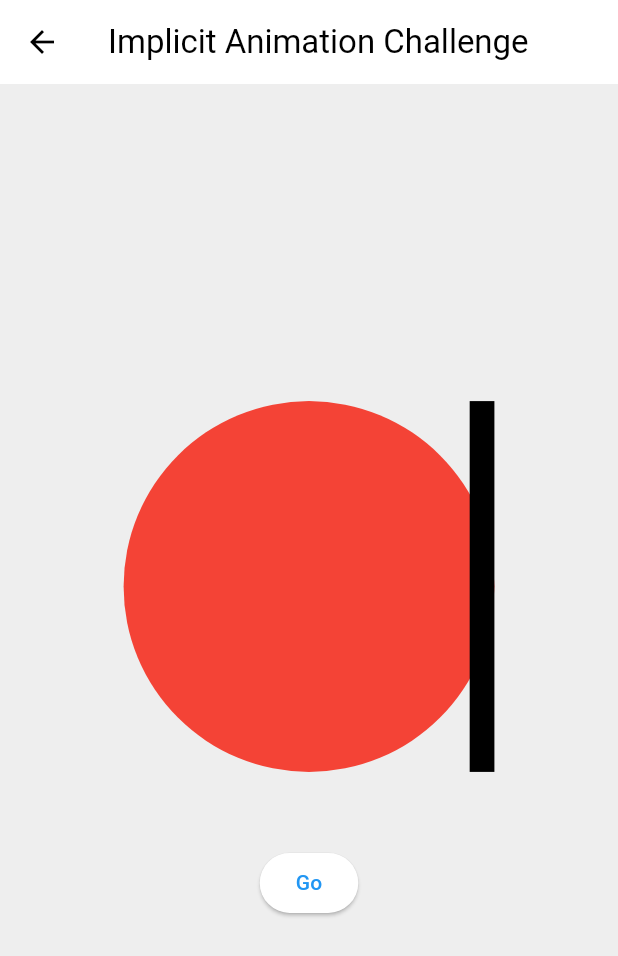
After one commit to James1412/Flutter_Animation_Masterclass, a Flutter app: the screen it shows after launch, after a tap on "Implicit Animations Challenge", on a phone screen of 412 x 824 dp. The commit adds this screen. Shown: the top 956 px of the screen. Run offline on Flutter 3.47's test engine with Material 3 defaults, Android fonts, the phone set to English and light mode, and no system bars.

Commit message:
implicit animation challenge

```diff
--- /dev/null
+++ b/lib/screens/implicit_animation_challenge_screen.dart
@@ -0,0 +1,63 @@
+import 'package:flutter/material.dart';
+
+class ImplicitAnimationChallengeScreen extends StatefulWidget {
+  const ImplicitAnimationChallengeScreen({super.key});
+
+  @override
+  State<ImplicitAnimationChallengeScreen> createState() =>
+      _ImplicitAnimationChallengeScreenState();
+}
+
+class _ImplicitAnimationChallengeScreenState
+    extends State<ImplicitAnimationChallengeScreen> {
+  bool reachedEnd = false;
+
+  @override
+  Widget build(BuildContext context) {
+    final size = MediaQuery.of(context).size;
+    return Scaffold(
+      appBar: AppBar(
+        title: const Text("Implicit Animation Challenge"),
+      ),
+      body: Container(
+        color: reachedEnd ? Colors.black : Colors.grey.shade200,
+        child: Column(
+          mainAxisAlignment: MainAxisAlignment.center,
+          children: [
+            Center(
+              child: Container(
+                width: size.width * 0.6,
+                height: size.width * 0.6,
+                decoration: BoxDecoration(
+                  color: Colors.red,
+                  borderRadius: BorderRadius.circular(reachedEnd ? 0 : 150),
+                ),
+                child: AnimatedAlign(
+                  duration: const Duration(seconds: 1),
+                  alignment:
+                      reachedEnd ? Alignment.centerLeft : Alignment.centerRight,
+                  child: Container(
+                    width: size.width * 0.04,
+                    height: size.width * 0.6,
+                    color: reachedEnd ? Colors.white : Colors.black,
+                  ),
+                ),
+              ),
+            ),
+            const SizedBox(
+              height: 50,
+            ),
+            ElevatedButton(
+              onPressed: () {
+                setState(() {
+                  reachedEnd = !reachedEnd;
+                });
+              },
+              child: const Text("Go"),
+            ),
+          ],
+        ),
+      ),
+    );
+  }
+}
--- a/lib/screens/menu_screen.dart
+++ b/lib/screens/menu_screen.dart
@@ -1,4 +1,5 @@
 import 'package:flutter/material.dart';
+import 'package:flutter_animations_masterclass/screens/implicit_animation_challenge_screen.dart';
 import 'package:flutter_animations_masterclass/screens/implicit_animations_screen.dart';
 
 class MenuScreen extends StatelessWidget {
@@ -26,6 +27,16 @@ class MenuScreen extends StatelessWidget {
             ),
             child: const Text("Implicit Animations"),
           ),
+          const SizedBox(
+            height: 10,
+          ),
+          ElevatedButton(
+            onPressed: () => _goToPage(
+              context,
+              const ImplicitAnimationChallengeScreen(),
+            ),
+            child: const Text("Implicit Animations Challenge"),
+          ),
         ],
       )),
     );
```
